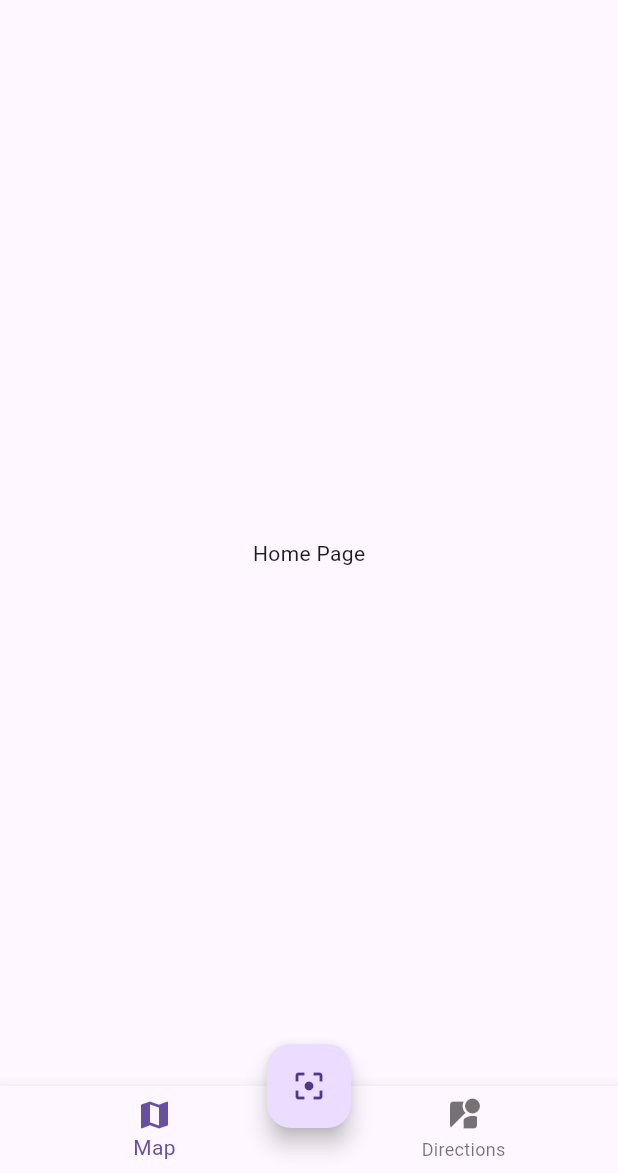
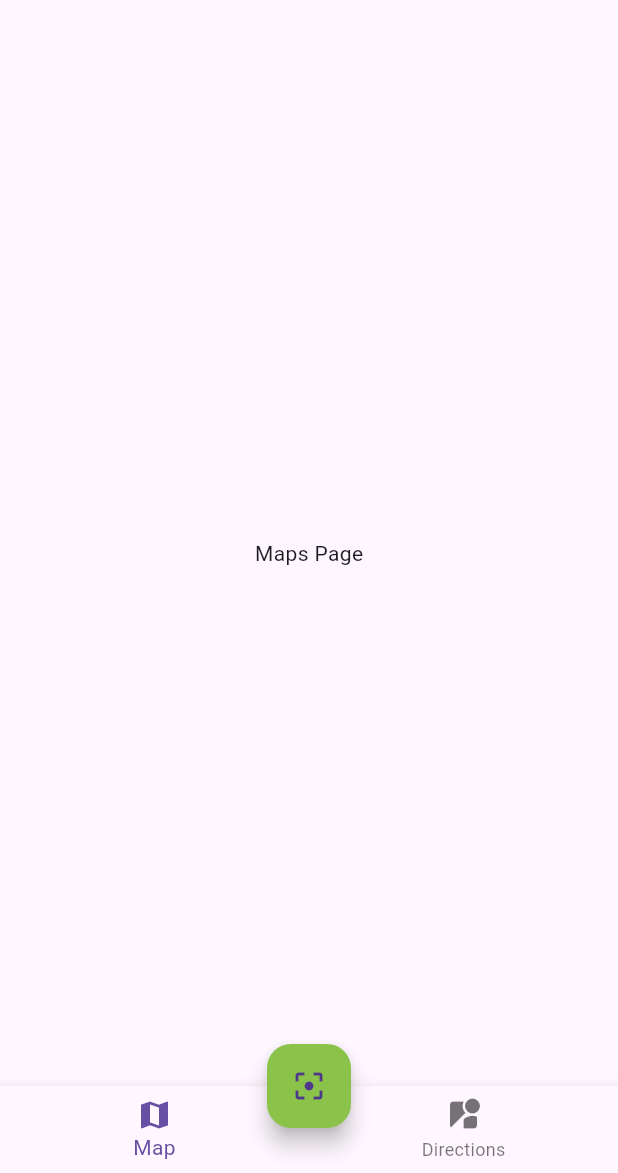
Before and after one commit to JorgeAlcaras/qr-reader, a Flutter app: the screen it shows after launch, on a phone screen of 412 x 824 dp, the part 63-1236 px from its top. Run offline on Flutter 3.47's test engine with Material 3 defaults, Android fonts, the phone set to English and light mode, and no system bars.

Commit message:
Feature (QR Reader): :sparkles: The provider have been added.

```diff
--- a/lib/main.dart
+++ b/lib/main.dart
@@ -1,6 +1,7 @@
 import 'package:flutter/material.dart';
-import 'package:qr_reader/pages/home_page.dart';
-import 'package:qr_reader/pages/map_page.dart';
+import 'package:provider/provider.dart';
+import 'package:qr_reader/pages/pages.dart';
+import 'package:qr_reader/providers/ui_providers.dart';
 
 void main() {
   runApp(const MyApp());
@@ -12,17 +13,30 @@ class MyApp extends StatelessWidget {
   // This widget is the root of your application.
   @override
   Widget build(BuildContext context) {
-    return MaterialApp(
-      debugShowCheckedModeBanner: false,
-      title: 'QR Reader',
-      initialRoute: 'home',
-      routes:{
-        'home': (BuildContext context) => HomePage(),
-    'map': (BuildContext context) => MapPage()
+    return MultiProvider(
+      providers: [
+        ChangeNotifierProvider(create: (_) => UiProvider())
+    ],
+      child: MaterialApp(
+        debugShowCheckedModeBanner: false,
+        title: 'QR Reader',
+        initialRoute: 'home',
+        routes:{
+          'home': (BuildContext context) => HomePage(),
+      'map': (BuildContext context) => MapPage()
+        },
 
+        theme: ThemeData(
+          primaryColor: Colors.cyan,
+          floatingActionButtonTheme: FloatingActionButtonThemeData(
+            backgroundColor: Colors.lightGreen
+          ),
+          navigationBarTheme: NavigationBarThemeData(
+          )
 
-      },
+        ),
 
+      ),
     );
   }
 }
--- /dev/null
+++ b/lib/pages/directions_page.dart
@@ -0,0 +1,12 @@
+import 'package:flutter/material.dart';
+
+class DirectionsPage extends StatelessWidget {
+  const DirectionsPage({super.key});
+
+  @override
+  Widget build(BuildContext context) {
+    return Center(
+      child: Text('Directions Page'),
+    );
+  }
+}
--- a/lib/pages/home_page.dart
+++ b/lib/pages/home_page.dart
@@ -1,5 +1,9 @@
 import 'package:flutter/material.dart';
+import 'package:provider/provider.dart';
+import 'package:qr_reader/pages/pages.dart';
+import 'package:qr_reader/providers/ui_providers.dart';
 import 'package:qr_reader/widgets/widgets.dart';
+
 
 
 class HomePage extends StatelessWidget {
@@ -10,13 +14,12 @@ class HomePage extends StatelessWidget {
     return Scaffold(
       appBar: AppBar(
         title: Text('History'),
+
         actions: [
           IconButton(onPressed: () {}, icon: Icon(Icons.delete_forever))
         ],
       ),
-      body: Center(
-        child: Text('Home Page'),
-      ),
+      body: _HomePageBody(),
 
       bottomNavigationBar: const CustomNavigatorBar(),
       floatingActionButton: const ScanButton(),
@@ -26,3 +29,26 @@ class HomePage extends StatelessWidget {
     );
   }
 }
+
+
+class _HomePageBody extends StatelessWidget {
+
+  @override
+  Widget build(BuildContext context) {
+
+    final uiProvider = Provider.of<UiProvider>(context);
+
+    final currentIndex = uiProvider.selectedMenuOption;
+
+    switch (currentIndex){
+      case 0:
+        return MapsPage();
+
+      case 1:
+        return DirectionsPage();
+
+      default:
+        return MapsPage();
+    }
+  }
+}
--- /dev/null
+++ b/lib/pages/maps_page.dart
@@ -0,0 +1,12 @@
+import 'package:flutter/material.dart';
+
+class MapsPage extends StatelessWidget {
+  const MapsPage({super.key});
+
+  @override
+  Widget build(BuildContext context) {
+    return Center(
+      child: Text('Maps Page'),
+    );
+  }
+}
--- a/lib/pages/pages.dart
+++ b/lib/pages/pages.dart
@@ -1,2 +1,4 @@
 export 'package:qr_reader/pages/home_page.dart';
 export 'package:qr_reader/pages/map_page.dart';
+export 'package:qr_reader/pages/maps_page.dart';
+export 'package:qr_reader/pages/directions_page.dart';
--- /dev/null
+++ b/lib/providers/ui_providers.dart
@@ -0,0 +1,18 @@
+import 'package:flutter/material.dart';
+
+class UiProvider extends ChangeNotifier{
+
+  int _selectedMenuOption = 0;
+
+  int get selectedMenuOption{
+    return _selectedMenuOption;
+  }
+
+  set selectedMenuOption(int option){
+    _selectedMenuOption = option;
+    notifyListeners();
+  }
+
+
+
+}
--- a/lib/widgets/custom_navigatorbar.dart
+++ b/lib/widgets/custom_navigatorbar.dart
@@ -1,19 +1,28 @@
 import 'package:flutter/material.dart';
+import 'package:provider/provider.dart';
+import 'package:qr_reader/providers/ui_providers.dart';
 
 class CustomNavigatorBar extends StatelessWidget {
   const CustomNavigatorBar({super.key});
 
   @override
   Widget build(BuildContext context) {
+
+    final uiProvider = Provider.of<UiProvider>(context);
+    final currentIndex = uiProvider.selectedMenuOption;
+
+
     return BottomNavigationBar(
-      currentIndex: 0,
-        items: <BottomNavigationBarItem>[
+      onTap: (int i) => uiProvider.selectedMenuOption = i,
+      currentIndex: currentIndex,
+        items: const <BottomNavigationBarItem>[
           BottomNavigationBarItem(
+
               icon: Icon(Icons.map),
           label: 'Map'),
           BottomNavigationBarItem(
               icon: Icon(Icons.streetview),
-          label: 'Directions')
+          label: 'Directions'),
         ]);
   }
 }
--- a/pubspec.yaml
+++ b/pubspec.yaml
@@ -35,6 +35,8 @@ dependencies:
   # The following adds the Cupertino Icons font to your application.
   # Use with the CupertinoIcons class for iOS style icons.
   cupertino_icons: ^1.0.6
+  provider: ^6.1.2
+
 
 dev_dependencies:
   flutter_test:
```
Also changed, not shown: pubspec.lock.
